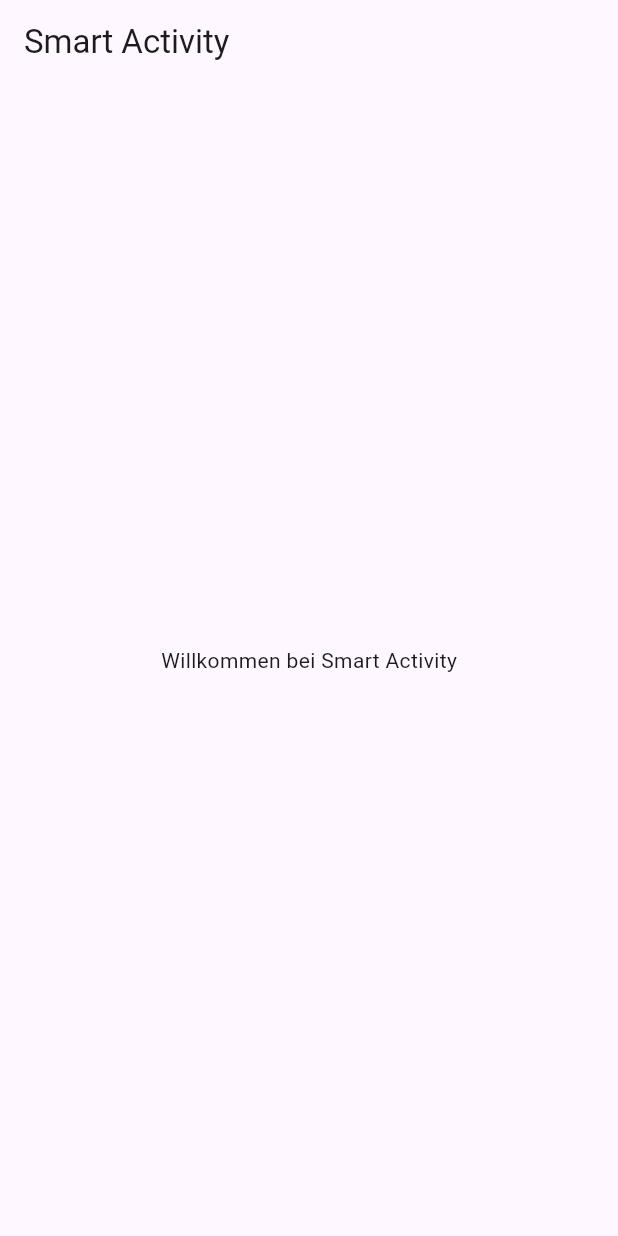
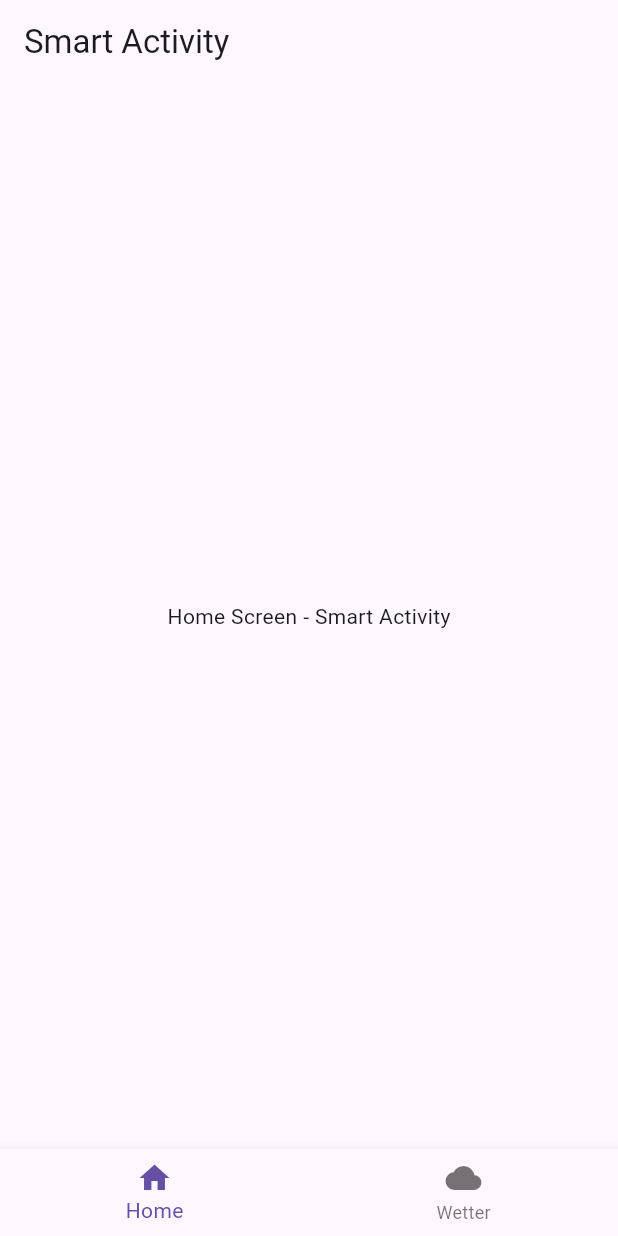
Before and after one commit to MohamadAlaskari/smart_activity_frontend, a Flutter app: the screen it shows after launch, on a phone screen of 412 x 824 dp. Run offline on Flutter 3.47's test engine with Material 3 defaults, Android fonts, the phone set to English and light mode, and no system bars; our stand-ins replace flutter_riverpod, go_router.

```diff
--- a/lib/features/home/presentation/screens/home_screen.dart
+++ b/lib/features/home/presentation/screens/home_screen.dart
@@ -1,3 +1,4 @@
+// lib/features/home/presentation/screens/home_screen.dart
 import 'package:flutter/material.dart';
 
 class HomeScreen extends StatelessWidget {
@@ -5,9 +6,6 @@ class HomeScreen extends StatelessWidget {
 
   @override
   Widget build(BuildContext context) {
-    return Scaffold(
-      appBar: AppBar(title: const Text('Smart Activity')),
-      body: const Center(child: Text('Willkommen bei Smart Activity')),
-    );
+    return const Center(child: Text("Home Screen - Smart Activity"));
   }
 }
--- /dev/null
+++ b/lib/features/shared/presentation/layout/main_layout.dart
@@ -0,0 +1,32 @@
+// lib/features/shared/presentation/layout/main_layout.dart
+import 'package:flutter/material.dart';
+import 'package:go_router/go_router.dart';
+
+class MainLayout extends StatelessWidget {
+  final Widget child;
+  const MainLayout({super.key, required this.child});
+
+  @override
+  Widget build(BuildContext context) {
+    final String location = GoRouterState.of(context).uri.toString();
+
+    int currentIndex = 0;
+    if (location.startsWith('/weather')) currentIndex = 1;
+
+    return Scaffold(
+      appBar: AppBar(title: const Text('Smart Activity'), centerTitle: false),
+      body: child,
+      bottomNavigationBar: BottomNavigationBar(
+        currentIndex: currentIndex,
+        onTap: (index) {
+          if (index == 0) context.go('/');
+          if (index == 1) context.go('/weather');
+        },
+        items: const [
+          BottomNavigationBarItem(icon: Icon(Icons.home), label: 'Home'),
+          BottomNavigationBarItem(icon: Icon(Icons.cloud), label: 'Wetter'),
+        ],
+      ),
+    );
+  }
+}
--- a/lib/main.dart
+++ b/lib/main.dart
@@ -1,7 +1,10 @@
+// Ich beginne jetzt mit dem Schreiben der kompletten Flutter-Dateien entsprechend deiner Struktur. Ich fange mit main.dart und den wichtigsten Core-Dateien an. Danach folgen Router, Layout, WeatherScreen, ViewModel, Service und Widgets. Die einzelnen Dateien werden schrittweise erstellt. Sag einfach "weiter", wenn du bereit bist für den nächsten Teil.
+
+// lib/main.dart
 import 'package:flutter/material.dart';
 import 'package:flutter_riverpod/flutter_riverpod.dart';
+import 'routes/app_router.dart';
 import 'core/theme/app_theme.dart';
-import 'routes/app_router.dart';
 
 void main() {
   runApp(const ProviderScope(child: SmartActivityApp()));
--- a/lib/routes/app_router.dart
+++ b/lib/routes/app_router.dart
@@ -1,13 +1,24 @@
+// lib/routes/app_router.dart
 import 'package:flutter/material.dart';
 import 'package:go_router/go_router.dart';
-import '../features/home/presentation/screens/home_screen.dart';
+import '../../features/home/presentation/screens/home_screen.dart';
+import '../../features/weather/presentation/screens/weather_screen.dart';
+import '../../features/shared/presentation/layout/main_layout.dart';
 
 class AppRouter {
   static final router = GoRouter(
     initialLocation: '/',
     routes: [
-      GoRoute(path: '/', builder: (context, state) => const HomeScreen()),
-      // Weitere Seiten später hier z. B. /weather, /events, /ai ...
+      ShellRoute(
+        builder: (context, state, child) => MainLayout(child: child),
+        routes: [
+          GoRoute(path: '/', builder: (context, state) => const HomeScreen()),
+          GoRoute(
+            path: '/weather',
+            builder: (context, state) => const WeatherScreen(),
+          ),
+        ],
+      ),
     ],
   );
 }
```
Also changed, not shown: lib/features/weather/application/weather_view_model.dart (added, +24 -0 lines), lib/features/weather/domain/weather_state.dart (added, +23 -0 lines), lib/features/weather/infrastructure/weather_service.dart (added, +20 -0 lines), lib/features/weather/model/weather_model.dart (added, +19 -0 lines), lib/features/weather/presentation/screens/weather_screen.dart (added, +86 -0 lines), lib/features/weather/presentation/widgets/clothing_advice.dart (added, +21 -0 lines), lib/features/weather/presentation/widgets/weather_card.dart (added, +21 -0 lines).
